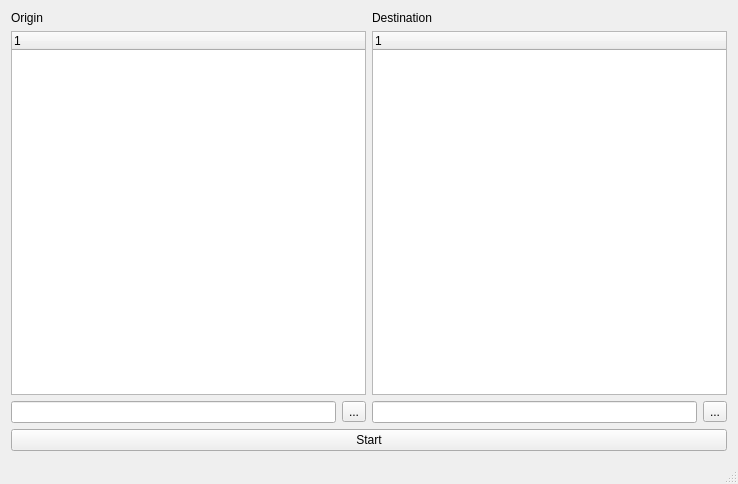
The window that src/mainwindow.ui (mkotzjan/MirrorDrive) describes before a commit, drawn with Qt 5.
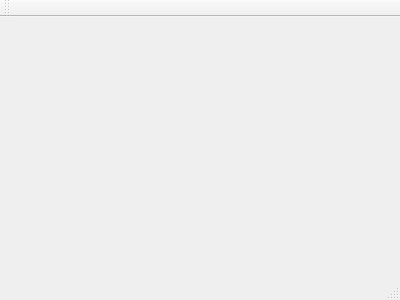
The same window after the commit.

```diff
--- a/src/mainwindow.ui
+++ b/src/mainwindow.ui
@@ -1,104 +1,25 @@
 <?xml version="1.0" encoding="UTF-8"?>
 <ui version="4.0">
  <class>MainWindow</class>
- <widget class="QMainWindow" name="MainWindow">
-  <property name="geometry">
+ <widget class="QMainWindow" name="MainWindow" >
+  <property name="geometry" >
    <rect>
     <x>0</x>
     <y>0</y>
-    <width>738</width>
-    <height>484</height>
+    <width>400</width>
+    <height>300</height>
    </rect>
   </property>
   <property name="windowTitle">
    <string>MirrorDrive</string>
   </property>
-  <widget class="QWidget" name="centralWidget">
-   <layout class="QVBoxLayout" name="verticalLayout">
-    <item>
-     <layout class="QHBoxLayout" name="horizontalLayout">
-      <item>
-       <layout class="QVBoxLayout" name="verticalLayout_2">
-        <item>
-         <widget class="QLabel" name="label">
-          <property name="text">
-           <string>Origin</string>
-          </property>
-         </widget>
-        </item>
-        <item>
-         <widget class="QTreeWidget" name="originTree">
-          <column>
-           <property name="text">
-            <string notr="true">1</string>
-           </property>
-          </column>
-         </widget>
-        </item>
-        <item>
-         <layout class="QHBoxLayout" name="horizontalLayout_2">
-          <item>
-           <widget class="QLineEdit" name="originPathEdit"/>
-          </item>
-          <item>
-           <widget class="QToolButton" name="originPathButton">
-            <property name="text">
-             <string>...</string>
-            </property>
-           </widget>
-          </item>
-         </layout>
-        </item>
-       </layout>
-      </item>
-      <item>
-       <layout class="QVBoxLayout" name="verticalLayout_3">
-        <item>
-         <widget class="QLabel" name="label_2">
-          <property name="text">
-           <string>Destination</string>
-          </property>
-         </widget>
-        </item>
-        <item>
-         <widget class="QTreeWidget" name="destinationTree">
-          <column>
-           <property name="text">
-            <string notr="true">1</string>
-           </property>
-          </column>
-         </widget>
-        </item>
-        <item>
-         <layout class="QHBoxLayout" name="horizontalLayout_3">
-          <item>
-           <widget class="QLineEdit" name="destinationPathEdit"/>
-          </item>
-          <item>
-           <widget class="QToolButton" name="destinationPathButton">
-            <property name="text">
-             <string>...</string>
-            </property>
-           </widget>
-          </item>
-         </layout>
-        </item>
-       </layout>
-      </item>
-     </layout>
-    </item>
-    <item>
-     <widget class="QPushButton" name="startButton">
-      <property name="text">
-       <string>Start</string>
-      </property>
-     </widget>
-    </item>
-   </layout>
-  </widget>
-  <widget class="QStatusBar" name="statusBar"/>
+  <widget class="QMenuBar" name="menuBar" />
+  <widget class="QToolBar" name="mainToolBar" />
+  <widget class="QWidget" name="centralWidget" />
+  <widget class="QStatusBar" name="statusBar" />
  </widget>
- <layoutdefault spacing="6" margin="11"/>
+ <layoutDefault spacing="6" margin="11" />
+ <pixmapfunction></pixmapfunction>
  <resources/>
  <connections/>
 </ui>
```
Left out of the diff: 5 changed lines with no effect on the pictures.
